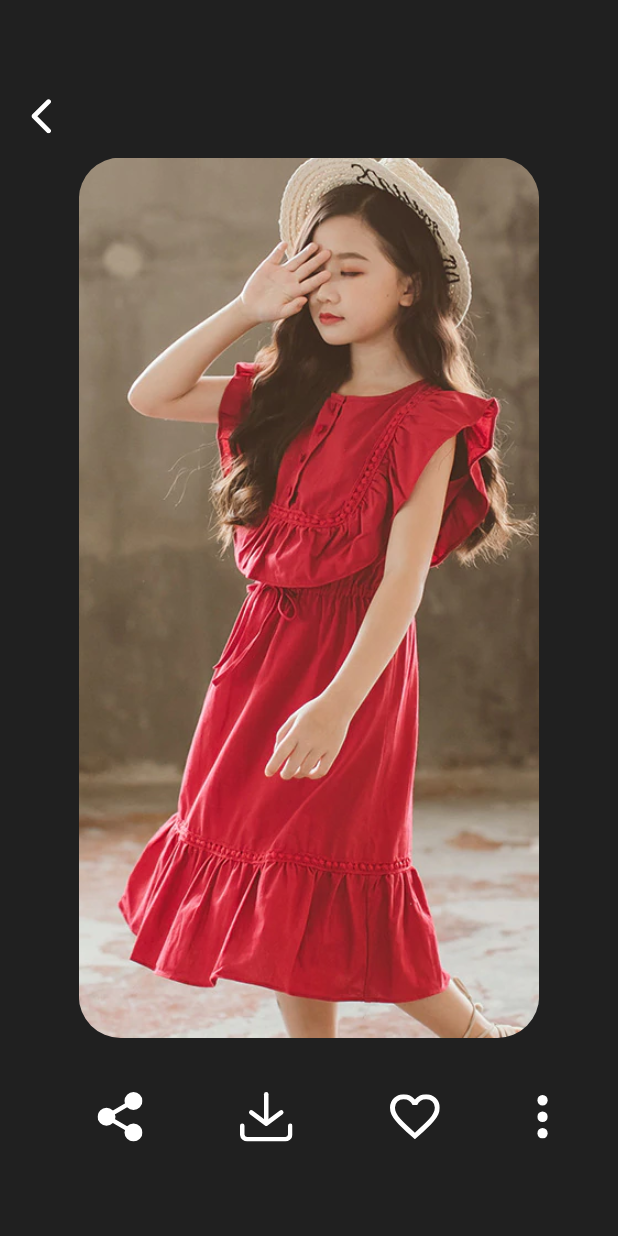
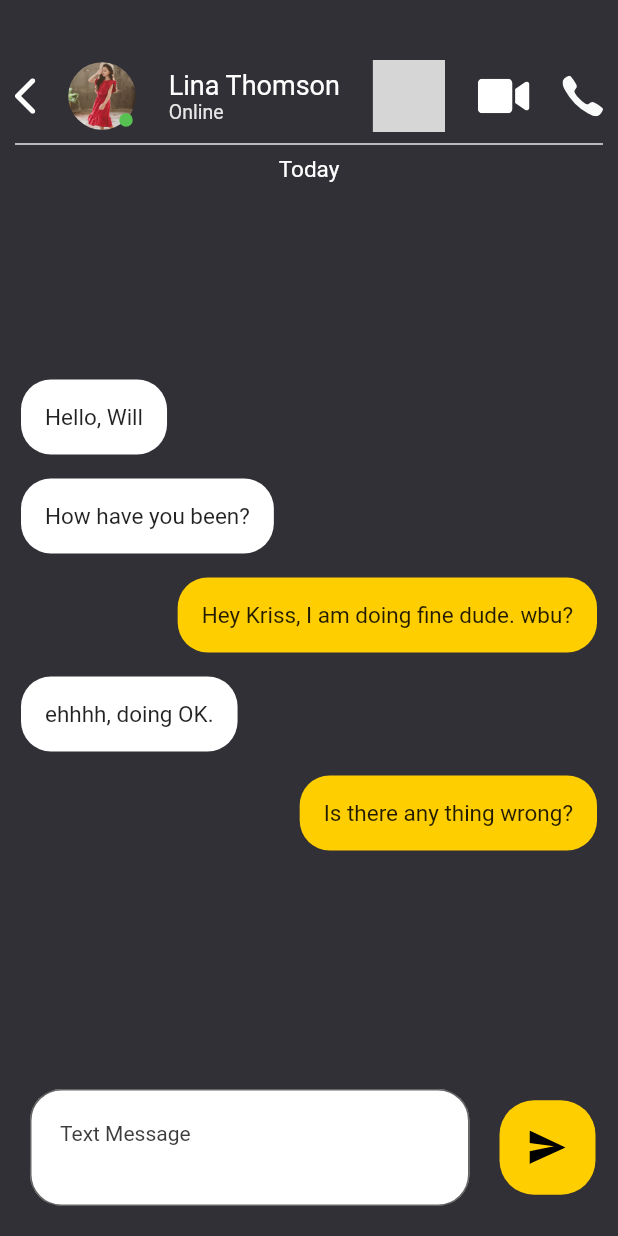
Before and after one commit to nextsimo/pranks_app, a Flutter app: the screen it shows after launch, on a phone screen of 412 x 824 dp. Run offline on Flutter 3.47's test engine with Material 2 defaults, Android fonts, the light colour scheme and no system bars; our stand-ins replace carousel_slider, flutter_svg; grey boxes are pictures that could not be loaded.

Commit message:
OMAIMA BZIYAR

```diff
--- a/lib/src/app.dart
+++ b/lib/src/app.dart
@@ -1,11 +1,11 @@
 import 'package:flutter/material.dart';
-import 'package:prank/src/view/papers/download_papers.dart';
+import 'package:prank/src/view/Chat/chat.dart';
 
 class MyApp extends StatelessWidget {
   @override
   Widget build(BuildContext context) {
     return MaterialApp(
-      home: DownloadPapers(),
+      home: ChatView(),
     );
   }
 }
--- a/lib/src/view/Call/video_call.dart
+++ b/lib/src/view/Call/video_call.dart
@@ -1,5 +1,4 @@
 import 'package:flutter/material.dart';
-import 'package:camera/camera.dart';
 
 class VideoCall extends StatelessWidget {
   @override
--- /dev/null
+++ b/lib/src/view/chat/chat.dart
@@ -0,0 +1,198 @@
+import 'package:flutter/material.dart';
+import 'package:prank/src/utils/styles.dart';
+
+import 'package:prank/src/widgets/more/svg_icon.dart';
+
+class ChatView extends StatelessWidget {
+  final List<ChatMessage> messages = [
+    ChatMessage(messageContent: "Hello, Will", messageType: "receiver"),
+    ChatMessage(messageContent: "How have you been?", messageType: "receiver"),
+    ChatMessage(
+        messageContent: "Hey Kriss, I am doing fine dude. wbu?",
+        messageType: "sender"),
+    ChatMessage(messageContent: "ehhhh, doing OK.", messageType: "receiver"),
+    ChatMessage(
+        messageContent: "Is there any thing wrong?", messageType: "sender"),
+  ];
+  @override
+  Widget build(BuildContext context) {
+    return Scaffold(
+      backgroundColor: Color(0xFF313036),
+      body: Stack(
+        children: [
+          Column(
+            mainAxisAlignment: MainAxisAlignment.spaceBetween,
+            children: [
+              Padding(
+                padding: const EdgeInsets.all(10),
+                child: Padding(
+                  padding: const EdgeInsets.only(top: 30),
+                  child: Column(
+                    children: [
+                      Row(
+                        mainAxisAlignment: MainAxisAlignment.spaceBetween,
+                        children: [
+                          SvgIcon(icone: "back"),
+                          buildStackprofil(),
+                          Column(
+                            crossAxisAlignment: CrossAxisAlignment.start,
+                            children: [
+                              Text(
+                                "Lina Thomson",
+                                style: TextStyle(
+                                  fontSize: 18,
+                                  color: Colors.white,
+                                ),
+                              ),
+                              Text(
+                                "Online",
+                                style: TextStyle(
+                                    fontSize: 13, color: Color(0xFFE6E6E6)),
+                              ),
+                            ],
+                          ),
+                          SvgIcon(icone: "Group-21"),
+                          SvgIcon(icone: "awesome-video"),
+                          SvgIcon(icone: "accept_call"),
+                        ],
+                      ),
+                      Divider(
+                        color: Color(0xFFE6E6E6),
+                        thickness: 1,
+                      ),
+                      Text("Today",
+                          style: TextStyle(fontSize: 15, color: Colors.white)),
+                    ],
+                  ),
+                ),
+              ),
+              buildRowSendMsg(),
+            ],
+          ),
+          Align(
+            alignment: Alignment.center,
+            child: SingleChildScrollView(
+              child: ListView.builder(
+                itemCount: messages.length,
+                shrinkWrap: true,
+                padding: EdgeInsets.only(top: 10, bottom: 10),
+                physics: NeverScrollableScrollPhysics(),
+                itemBuilder: (context, index) {
+                  return Container(
+                    padding: EdgeInsets.only(
+                        left: 14, right: 14, top: 6, bottom: 10),
+                    child: Align(
+                      alignment: (messages[index].messageType == "receiver"
+                          ? Alignment.topLeft
+                          : Alignment.topRight),
+                      child: Container(
+                        decoration: BoxDecoration(
+                          borderRadius: BorderRadius.circular(20),
+                          color: (messages[index].messageType == "receiver"
+                              ? Colors.white
+                              : Color(0xFFFFCE00)),
+                        ),
+                        padding: EdgeInsets.all(16),
+                        child: Text(
+                          messages[index].messageContent,
+                          style: TextStyle(fontSize: 15),
+                        ),
+                      ),
+                    ),
+                  );
+                },
+              ),
+            ),
+          ),
+        ],
+      ),
+    );
+  }
+
+  Row buildRowSendMsg() {
+    return Row(
+      children: [
+        Expanded(
+          child: buildTextField(),
+        ),
+        InkWell(
+          onTap: () {
+            //TODO
+          },
+          child: Padding(
+            padding: const EdgeInsets.only(right: 15),
+            child: Container(
+              height: 63,
+              width: 64,
+              decoration: BoxDecoration(
+                borderRadius: BorderRadius.circular(23),
+                color: Color(0xFFFFCE00),
+              ),
+              child: Padding(
+                padding: const EdgeInsets.all(20),
+                child: SvgIcon(icone: "send"),
+              ),
+            ),
+          ),
+        )
+      ],
+    );
+  }
+
+  Widget buildTextField() {
+    return Padding(
+      padding: const EdgeInsets.all(20),
+      child: TextField(
+        maxLines: 2,
+        decoration: InputDecoration(
+          hintText: "Text Message",
+          hintStyle: TextStyle(
+            fontSize: 14,
+            color: AppColor.black,
+          ),
+          fillColor: Colors.white,
+          contentPadding: EdgeInsets.symmetric(horizontal: 20, vertical: 20),
+          filled: true,
+          border: OutlineInputBorder(
+            borderRadius: BorderRadius.circular(21),
+            borderSide: BorderSide(color: AppColor.grey, width: 2),
+          ),
+        ),
+      ),
+    );
+  }
+
+  Stack buildStackprofil() {
+    return Stack(
+      children: [
+        ClipRRect(
+          borderRadius: BorderRadius.circular(360),
+          child: Image.asset(
+            "assets/img.webp",
+            fit: BoxFit.cover,
+            width: 45,
+            height: 45,
+          ),
+        ),
+        Positioned(
+          right: 2,
+          bottom: 2,
+          child: Container(
+            width: 9,
+            height: 9,
+            decoration: BoxDecoration(
+              color: Color(0xFF57C152),
+              shape: BoxShape.circle,
+            ),
+          ),
+        ),
+      ],
+    );
+  }
+}
+
+class ChatMessage {
+  String messageContent;
+  String messageType;
+  ChatMessage({@required this.messageContent, @required this.messageType});
+}
--- /dev/null
+++ b/lib/src/view/test.dart
@@ -0,0 +1,33 @@
+import 'package:flutter/material.dart';
+
+class Test extends StatelessWidget {
+  @override
+  Widget build(BuildContext context) {
+    return Scaffold(
+      bottomNavigationBar: BottomNavigationBar(
+        selectedItemColor: Colors.red,
+        unselectedItemColor: Colors.grey.shade600,
+        selectedLabelStyle: TextStyle(fontWeight: FontWeight.w600),
+        unselectedLabelStyle: TextStyle(fontWeight: FontWeight.w600),
+        type: BottomNavigationBarType.fixed,
+        items: [
+          BottomNavigationBarItem(
+            icon: Icon(Icons.message),
+            // ignore: deprecated_member_use
+            title: Text("Chats"),
+          ),
+          BottomNavigationBarItem(
+            icon: Icon(Icons.group_work),
+            // ignore: deprecated_member_use
+            title: Text("Channels"),
+          ),
+          BottomNavigationBarItem(
+            icon: Icon(Icons.account_box),
+            // ignore: deprecated_member_use
+            title: Text("Profile"),
+          ),
+        ],
+      ),
+    );
+  }
+}
```
Also changed, not shown: assets/Group-21.svg (added), assets/send.svg (added).
